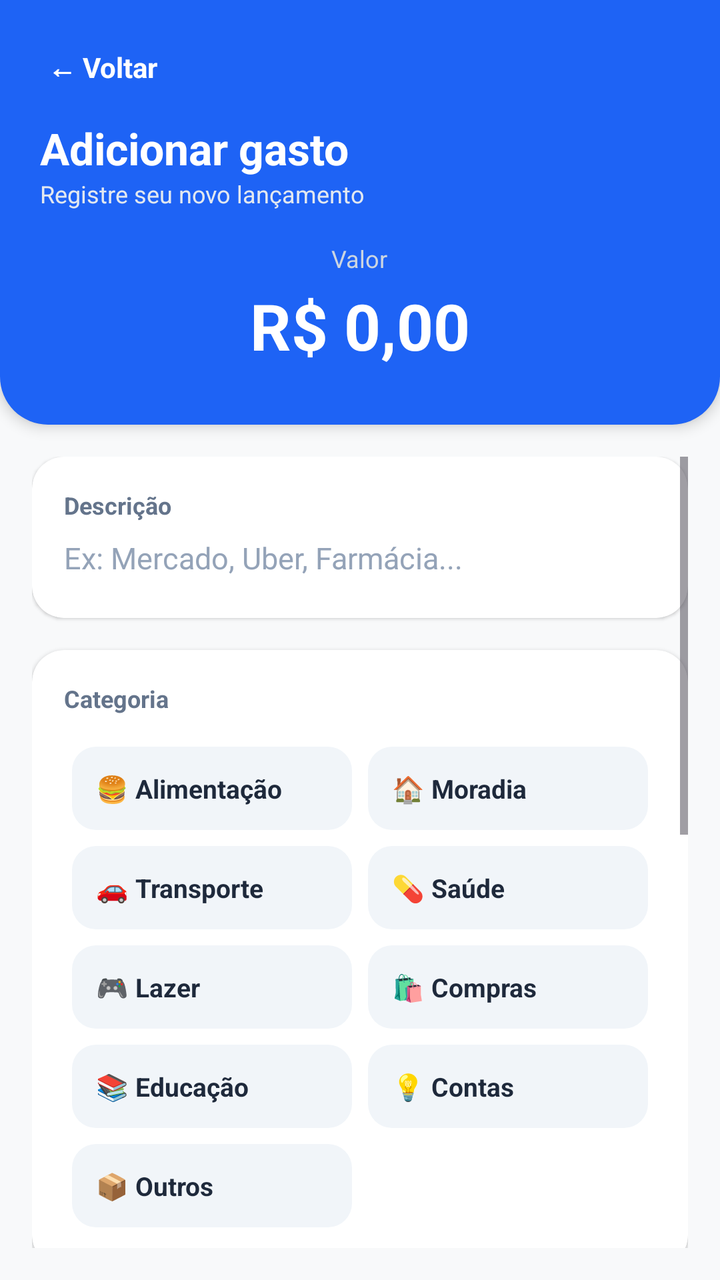
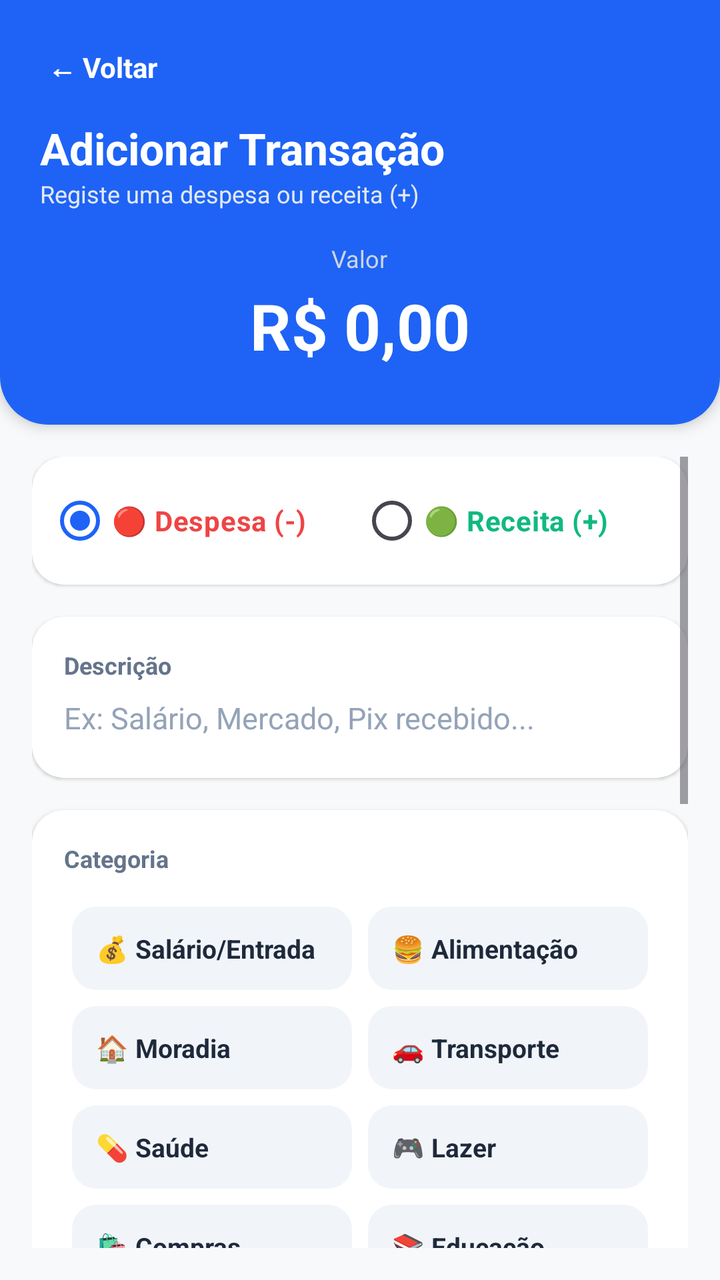

Two renders of the same Android screen: before a commit and after it. Below are the layout's source before the change and the commit's diff.
<!-- AndroidManifest.xml: application theme Theme.MeuControle -->
<!-- res/layout/activity_adicionar_gasto.xml -->
<?xml version="1.0" encoding="utf-8"?>
<LinearLayout
    xmlns:android="http://schemas.android.com/apk/res/android"
    xmlns:app="http://schemas.android.com/apk/res-auto"
    android:layout_width="match_parent"
    android:layout_height="match_parent"
    android:orientation="vertical"
    android:background="#F8F9FA"
    android:fitsSystemWindows="true">

    
    <LinearLayout
        android:layout_width="match_parent"
        android:layout_height="wrap_content"
        android:orientation="vertical"
        android:background="@drawable/bg_header_blue"
        android:padding="20dp"
        android:elevation="4dp">

        <TextView
            android:id="@+id/btnVoltar"
            android:layout_width="wrap_content"
            android:layout_height="wrap_content"
            android:text="← Voltar"
            android:textColor="@android:color/white"
            android:textSize="14sp"
            android:textStyle="bold"
            android:background="?attr/selectableItemBackground"
            android:clickable="true"
            android:focusable="true"
            android:padding="4dp"
            android:layout_marginBottom="12dp" />

        <TextView
            android:layout_width="wrap_content"
            android:layout_height="wrap_content"
            android:text="Adicionar gasto"
            android:textSize="22sp"
            android:textStyle="bold"
            android:textColor="@android:color/white" />

        <TextView
            android:layout_width="wrap_content"
            android:layout_height="wrap_content"
            android:text="Registre seu novo lançamento"
            android:textSize="12sp"
            android:textColor="#E2E8F0"
            android:layout_marginBottom="16dp" />

        <TextView
            android:layout_width="wrap_content"
            android:layout_height="wrap_content"
            android:text="Valor"
            android:textSize="12sp"
            android:textColor="#CBD5E1"
            android:layout_gravity="center_horizontal" />

        <TextView
            android:id="@+id/txtValorDisplay"
            android:layout_width="wrap_content"
            android:layout_height="wrap_content"
            android:text="R$ 0,00"
            android:textSize="32sp"
            android:textStyle="bold"
            android:textColor="@android:color/white"
            android:layout_gravity="center_horizontal"
            android:layout_marginTop="4dp"
            android:layout_marginBottom="8dp" />

    </LinearLayout>

    <ScrollView
        android:layout_width="match_parent"
        android:layout_height="match_parent"
        android:fillViewport="true"
        android:padding="16dp">

        <LinearLayout
            android:layout_width="match_parent"
            android:layout_height="wrap_content"
            android:orientation="vertical">

            
            <androidx.cardview.widget.CardView
                android:layout_width="match_parent"
                android:layout_height="wrap_content"
                app:cardCornerRadius="16dp"
                app:cardElevation="1dp"
                app:cardBackgroundColor="@android:color/white"
                android:layout_marginBottom="16dp">

                <LinearLayout
                    android:layout_width="match_parent"
                    android:layout_height="wrap_content"
                    android:orientation="vertical"
                    android:padding="16dp">

                    <TextView
                        android:layout_width="wrap_content"
                        android:layout_height="wrap_content"
                        android:text="Descrição"
                        android:textSize="12sp"
                        android:textStyle="bold"
                        android:textColor="#64748B"
                        android:layout_marginBottom="8dp" />

                    <EditText
                        android:id="@+id/inputDescricao"
                        android:layout_width="match_parent"
                        android:layout_height="wrap_content"
                        android:hint="Ex: Mercado, Uber, Farmácia..."
                        android:textSize="15sp"
                        android:textColor="#1E293B"
                        android:textColorHint="#94A3B8"
                        android:background="@android:color/transparent"
                        android:inputType="textCapSentences"
                        android:maxLines="1"
                        android:paddingBottom="4dp" />
                </LinearLayout>
            </androidx.cardview.widget.CardView>

            
            <androidx.cardview.widget.CardView
                android:layout_width="match_parent"
                android:layout_height="wrap_content"
                app:cardCornerRadius="16dp"
                app:cardElevation="1dp"
                app:cardBackgroundColor="@android:color/white"
                android:layout_marginBottom="16dp">

                <LinearLayout
                    android:layout_width="match_parent"
                    android:layout_height="wrap_content"
                    android:orientation="vertical"
                    android:padding="16dp">

                    <TextView
                        android:layout_width="wrap_content"
                        android:layout_height="wrap_content"
                        android:text="Categoria"
                        android:textSize="12sp"
                        android:textStyle="bold"
                        android:textColor="#64748B"
                        android:layout_marginBottom="12dp" />

                    <GridLayout
                        android:layout_width="match_parent"
                        android:layout_height="wrap_content"
                        android:columnCount="2"
                        android:alignmentMode="alignMargins"
                        android:columnOrderPreserved="false">

                        <TextView android:id="@+id/catAlimentacao" android:layout_width="0dp" android:layout_height="wrap_content" android:layout_columnWeight="1" android:text="🍔 Alimentação" android:textSize="13sp" android:textStyle="bold" android:textColor="#1E293B" android:background="@drawable/bg_chip_selector" android:padding="12dp" android:layout_margin="4dp" android:gravity="center_vertical" android:clickable="true" android:focusable="true"/>
                        <TextView android:id="@+id/catMoradia" android:layout_width="0dp" android:layout_height="wrap_content" android:layout_columnWeight="1" android:text="🏠 Moradia" android:textSize="13sp" android:textStyle="bold" android:textColor="#1E293B" android:background="@drawable/bg_chip_selector" android:padding="12dp" android:layout_margin="4dp" android:gravity="center_vertical" android:clickable="true" android:focusable="true"/>
                        <TextView android:id="@+id/catTransporte" android:layout_width="0dp" android:layout_height="wrap_content" android:layout_columnWeight="1" android:text="🚗 Transporte" android:textSize="13sp" android:textStyle="bold" android:textColor="#1E293B" android:background="@drawable/bg_chip_selector" android:padding="12dp" android:layout_margin="4dp" android:gravity="center_vertical" android:clickable="true" android:focusable="true"/>
                        <TextView android:id="@+id/catSaude" android:layout_width="0dp" android:layout_height="wrap_content" android:layout_columnWeight="1" android:text="💊 Saúde" android:textSize="13sp" android:textStyle="bold" android:textColor="#1E293B" android:background="@drawable/bg_chip_selector" android:padding="12dp" android:layout_margin="4dp" android:gravity="center_vertical" android:clickable="true" android:focusable="true"/>
                        <TextView android:id="@+id/catLazer" android:layout_width="0dp" android:layout_height="wrap_content" android:layout_columnWeight="1" android:text="🎮 Lazer" android:textSize="13sp" android:textStyle="bold" android:textColor="#1E293B" android:background="@drawable/bg_chip_selector" android:padding="12dp" android:layout_margin="4dp" android:gravity="center_vertical" android:clickable="true" android:focusable="true"/>
                        <TextView android:id="@+id/catCompras" android:layout_width="0dp" android:layout_height="wrap_content" android:layout_columnWeight="1" android:text="🛍️ Compras" android:textSize="13sp" android:textStyle="bold" android:textColor="#1E293B" android:background="@drawable/bg_chip_selector" android:padding="12dp" android:layout_margin="4dp" android:gravity="center_vertical" android:clickable="true" android:focusable="true"/>
                        <TextView android:id="@+id/catEducacao" android:layout_width="0dp" android:layout_height="wrap_content" android:layout_columnWeight="1" android:text="📚 Educação" android:textSize="13sp" android:textStyle="bold" android:textColor="#1E293B" android:background="@drawable/bg_chip_selector" android:padding="12dp" android:layout_margin="4dp" android:gravity="center_vertical" android:clickable="true" android:focusable="true"/>
                        <TextView android:id="@+id/catContas" android:layout_width="0dp" android:layout_height="wrap_content" android:layout_columnWeight="1" android:text="💡 Contas" android:textSize="13sp" android:textStyle="bold" android:textColor="#1E293B" android:background="@drawable/bg_chip_selector" android:padding="12dp" android:layout_margin="4dp" android:gravity="center_vertical" android:clickable="true" android:focusable="true"/>
                        <TextView android:id="@+id/catOutros" android:layout_width="0dp" android:layout_height="wrap_content" android:layout_columnWeight="1" android:text="📦 Outros" android:textSize="13sp" android:textStyle="bold" android:textColor="#1E293B" android:background="@drawable/bg_chip_selector" android:padding="12dp" android:layout_margin="4dp" android:gravity="center_vertical" android:clickable="true" android:focusable="true"/>

                    </GridLayout>

                </LinearLayout>
            </androidx.cardview.widget.CardView>

            
            <LinearLayout
                android:layout_width="match_parent"
                android:layout_height="wrap_content"
                android:orientation="horizontal"
                android:weightSum="2"
                android:layout_marginBottom="16dp">

                
                <androidx.cardview.widget.CardView
                    android:layout_width="0dp"
                    android:layout_height="wrap_content"
                    android:layout_weight="1"
                    app:cardCornerRadius="16dp"
                    app:cardElevation="1dp"
                    app:cardBackgroundColor="@android:color/white"
                    android:layout_marginEnd="8dp">

                    <LinearLayout
                        android:id="@+id/layoutData"
                        android:layout_width="match_parent"
                        android:layout_height="wrap_content"
                        android:orientation="vertical"
                        android:padding="14dp"
                        android:clickable="true"
                        android:focusable="true"
                        android:background="?attr/selectableItemBackground">

                        <TextView
                            android:layout_width="wrap_content"
                            android:layout_height="wrap_content"
                            android:text="📅 Data"
                            android:textSize="12sp"
                            android:textStyle="bold"
                            android:textColor="#64748B"
                            android:layout_marginBottom="4dp" />

                        <TextView
                            android:id="@+id/txtDataSelecionada"
                            android:layout_width="wrap_content"
                            android:layout_height="wrap_content"
                            android:text="09/09/2026"
                            android:textSize="15sp"
                            android:textStyle="bold"
                            android:textColor="#1E293B" />
                    </LinearLayout>
                </androidx.cardview.widget.CardView>

                
                <androidx.cardview.widget.CardView
                    android:layout_width="0dp"
                    android:layout_height="wrap_content"
                    android:layout_weight="1"
                    app:cardCornerRadius="16dp"
                    app:cardElevation="1dp"
                    app:cardBackgroundColor="@android:color/white"
                    android:layout_marginStart="8dp">

                    <LinearLayout
                        android:id="@+id/layoutPagamento"
                        android:layout_width="match_parent"
                        android:layout_height="wrap_content"
                        android:orientation="vertical"
                        android:padding="14dp"
                        android:clickable="true"
                        android:focusable="true"
                        android:background="?attr/selectableItemBackground">

                        <TextView
                            android:layout_width="wrap_content"
                            android:layout_height="wrap_content"
                            android:text="💳 Pagamento"
                            android:textSize="12sp"
                            android:textStyle="bold"
                            android:textColor="#64748B"
                            android:layout_marginBottom="4dp" />

                        <TextView
                            android:id="@+id/txtPagamentoSelecionado"
                            android:layout_width="wrap_content"
                            android:layout_height="wrap_content"
                            android:text="Débito ▼"
                            android:textSize="15sp"
                            android:textStyle="bold"
                            android:textColor="#1E293B" />
                    </LinearLayout>
                </androidx.cardview.widget.CardView>

            </LinearLayout>

            
            <androidx.cardview.widget.CardView
                android:layout_width="match_parent"
                android:layout_height="wrap_content"
                app:cardCornerRadius="16dp"
                app:cardElevation="1dp"
                app:cardBackgroundColor="@android:color/white"
                android:layout_marginBottom="20dp">

                <GridLayout
                    android:layout_width="match_parent"
                    android:layout_height="wrap_content"
                    android:columnCount="3"
                    android:alignmentMode="alignMargins"
                    android:columnOrderPreserved="false"
                    android:padding="12dp">

                    <com.google.android.material.button.MaterialButton android:id="@+id/btn1" style="@style/Widget.MaterialComponents.Button.UnelevatedButton" android:layout_width="0dp" android:layout_height="54dp" android:layout_columnWeight="1" android:layout_margin="4dp" android:text="1" android:textSize="20sp" android:textStyle="bold" android:textColor="#1E293B" app:backgroundTint="#F8F9FA" app:cornerRadius="12dp"/>
                    <com.google.android.material.button.MaterialButton android:id="@+id/btn2" style="@style/Widget.MaterialComponents.Button.UnelevatedButton" android:layout_width="0dp" android:layout_height="54dp" android:layout_columnWeight="1" android:layout_margin="4dp" android:text="2" android:textSize="20sp" android:textStyle="bold" android:textColor="#1E293B" app:backgroundTint="#F8F9FA" app:cornerRadius="12dp"/>
                    <com.google.android.material.button.MaterialButton android:id="@+id/btn3" style="@style/Widget.MaterialComponents.Button.UnelevatedButton" android:layout_width="0dp" android:layout_height="54dp" android:layout_columnWeight="1" android:layout_margin="4dp" android:text="3" android:textSize="20sp" android:textStyle="bold" android:textColor="#1E293B" app:backgroundTint="#F8F9FA" app:cornerRadius="12dp"/>

                    <com.google.android.material.button.MaterialButton android:id="@+id/btn4" style="@style/Widget.MaterialComponents.Button.UnelevatedButton" android:layout_width="0dp" android:layout_height="54dp" android:layout_columnWeight="1" android:layout_margin="4dp" android:text="4" android:textSize="20sp" android:textStyle="bold" android:textColor="#1E293B" app:backgroundTint="#F8F9FA" app:cornerRadius="12dp"/>
                    <com.google.android.material.button.MaterialButton android:id="@+id/btn5" style="@style/Widget.MaterialComponents.Button.UnelevatedButton" android:layout_width="0dp" android:layout_height="54dp" android:layout_columnWeight="1" android:layout_margin="4dp" android:text="5" android:textSize="20sp" android:textStyle="bold" android:textColor="#1E293B" app:backgroundTint="#F8F9FA" app:cornerRadius="12dp"/>
                    <com.google.android.material.button.MaterialButton android:id="@+id/btn6" style="@style/Widget.MaterialComponents.Button.UnelevatedButton" android:layout_width="0dp" android:layout_height="54dp" android:layout_columnWeight="1" android:layout_margin="4dp" android:text="6" android:textSize="20sp" android:textStyle="bold" android:textColor="#1E293B" app:backgroundTint="#F8F9FA" app:cornerRadius="12dp"/>

                    <com.google.android.material.button.MaterialButton android:id="@+id/btn7" style="@style/Widget.MaterialComponents.Button.UnelevatedButton" android:layout_width="0dp" android:layout_height="54dp" android:layout_columnWeight="1" android:layout_margin="4dp" android:text="7" android:textSize="20sp" android:textStyle="bold" android:textColor="#1E293B" app:backgroundTint="#F8F9FA" app:cornerRadius="12dp"/>
                    <com.google.android.material.button.MaterialButton android:id="@+id/btn8" style="@style/Widget.MaterialComponents.Button.UnelevatedButton" android:layout_width="0dp" android:layout_height="54dp" android:layout_columnWeight="1" android:layout_margin="4dp" android:text="8" android:textSize="20sp" android:textStyle="bold" android:textColor="#1E293B" app:backgroundTint="#F8F9FA" app:cornerRadius="12dp"/>
                    <com.google.android.material.button.MaterialButton android:id="@+id/btn9" style="@style/Widget.MaterialComponents.Button.UnelevatedButton" android:layout_width="0dp" android:layout_height="54dp" android:layout_columnWeight="1" android:layout_margin="4dp" android:text="9" android:textSize="20sp" android:textStyle="bold" android:textColor="#1E293B" app:backgroundTint="#F8F9FA" app:cornerRadius="12dp"/>

                    <com.google.android.material.button.MaterialButton android:id="@+id/btnDot" style="@style/Widget.MaterialComponents.Button.UnelevatedButton" android:layout_width="0dp" android:layout_height="54dp" android:layout_columnWeight="1" android:layout_margin="4dp" android:text="." android:textSize="20sp" android:textStyle="bold" android:textColor="#1E293B" app:backgroundTint="#F8F9FA" app:cornerRadius="12dp"/>
                    <com.google.android.material.button.MaterialButton android:id="@+id/btn0" style="@style/Widget.MaterialComponents.Button.UnelevatedButton" android:layout_width="0dp" android:layout_height="54dp" android:layout_columnWeight="1" android:layout_margin="4dp" android:text="0" android:textSize="20sp" android:textStyle="bold" android:textColor="#1E293B" app:backgroundTint="#F8F9FA" app:cornerRadius="12dp"/>
                    <com.google.android.material.button.MaterialButton android:id="@+id/btnDelete" style="@style/Widget.MaterialComponents.Button.UnelevatedButton" android:layout_width="0dp" android:layout_height="54dp" android:layout_columnWeight="1" android:layout_margin="4dp" android:text="⌫" android:textSize="20sp" android:textStyle="bold" android:textColor="#EF4444" app:backgroundTint="#F8F9FA" app:cornerRadius="12dp"/>

                </GridLayout>
            </androidx.cardview.widget.CardView>

            
            <Button
                android:id="@+id/btnSalvarGasto"
                android:layout_width="match_parent"
                android:layout_height="56dp"
                android:text="Adicionar gasto"
                android:textSize="16sp"
                android:textStyle="bold"
                android:textColor="@android:color/white"
                app:backgroundTint="#1E63F5"
                app:cornerRadius="16dp"
                android:elevation="4dp"
                android:layout_marginBottom="24dp" />

        </LinearLayout>
    </ScrollView>

</LinearLayout>
<!-- resources referenced by this layout -->
<resources>
  <!-- drawable bg_chip_selector (drawable) -->
  <?xml version="1.0" encoding="utf-8"?>
  <selector xmlns:android="http://schemas.android.com/apk/res/android">
      <item android:state_selected="true">
          <shape android:shape="rectangle">
              <solid android:color="#EFF6FF"/>
              <stroke android:width="2dp" android:color="#1E63F5"/>
              <corners android:radius="12dp"/>
          </shape>
      </item>
      <item>
          <shape android:shape="rectangle">
              <solid android:color="#F1F5F9"/>
              <corners android:radius="12dp"/>
          </shape>
      </item>
  </selector>
  <!-- drawable bg_header_blue (drawable) -->
  <?xml version="1.0" encoding="utf-8"?>
  <shape xmlns:android="http://schemas.android.com/apk/res/android"
      android:shape="rectangle">
      <solid android:color="#1E63F5"/>
      <corners
          android:bottomLeftRadius="24dp"
          android:bottomRightRadius="24dp"/>
  </shape>
  <style name="Theme.MeuControle" parent="Base.Theme.MeuControle" />
  <style name="Base.Theme.MeuControle" parent="Theme.Material3.DayNight.NoActionBar">
          
          <item name="colorPrimary">#1E63F5</item>
          <item name="colorOnPrimary">@android:color/white</item>
  
          
          <item name="android:statusBarColor">#1E63F5</item>
  
          
          <item name="colorSecondary">#1E63F5</item>
      </style>
</resources>

<!-- the commit's change to res/layout/activity_adicionar_gasto.xml (unified diff, before → after) -->
@@ -34,7 +34,7 @@
         <TextView
             android:layout_width="wrap_content"
             android:layout_height="wrap_content"
-            android:text="Adicionar gasto"
+            android:text="Adicionar Transação"
             android:textSize="22sp"
             android:textStyle="bold"
             android:textColor="@android:color/white" />
@@ -42,7 +42,7 @@
         <TextView
             android:layout_width="wrap_content"
             android:layout_height="wrap_content"
-            android:text="Registre seu novo lançamento"
+            android:text="Registe uma despesa ou receita (+)"
             android:textSize="12sp"
             android:textColor="#E2E8F0"
             android:layout_marginBottom="16dp" />
@@ -89,6 +89,47 @@
                 app:cardBackgroundColor="@android:color/white"
                 android:layout_marginBottom="16dp">
 
+                <RadioGroup
+                    android:id="@+id/rgTipoTransacao"
+                    android:layout_width="match_parent"
+                    android:layout_height="wrap_content"
+                    android:orientation="horizontal"
+                    android:weightSum="2"
+                    android:padding="8dp">
+
+                    <RadioButton
+                        android:id="@+id/rbDespesa"
+                        android:layout_width="0dp"
+                        android:layout_height="wrap_content"
+                        android:layout_weight="1"
+                        android:checked="true"
+                        android:text="🔴 Despesa (-)"
+                        android:textColor="#EF4444"
+                        android:textStyle="bold"
+                        android:buttonTint="#EF4444" />
+
+                    <RadioButton
+                        android:id="@+id/rbReceita"
+                        android:layout_width="0dp"
+                        android:layout_height="wrap_content"
+                        android:layout_weight="1"
+                        android:text="🟢 Receita (+)"
+                        android:textColor="#10B981"
+                        android:textStyle="bold"
+                        android:buttonTint="#10B981" />
+
+                </RadioGroup>
+            </androidx.cardview.widget.CardView>
+
+            
+            <androidx.cardview.widget.CardView
+                android:layout_width="match_parent"
+                android:layout_height="wrap_content"
+                app:cardCornerRadius="16dp"
+                app:cardElevation="1dp"
+                app:cardBackgroundColor="@android:color/white"
+                android:layout_marginBottom="16dp">
+
                 <LinearLayout
                     android:layout_width="match_parent"
                     android:layout_height="wrap_content"
@@ -108,7 +149,7 @@
                         android:id="@+id/inputDescricao"
                         android:layout_width="match_parent"
                         android:layout_height="wrap_content"
-                        android:hint="Ex: Mercado, Uber, Farmácia..."
+                        android:hint="Ex: Salário, Mercado, Pix recebido..."
                         android:textSize="15sp"
                         android:textColor="#1E293B"
                         android:textColorHint="#94A3B8"
@@ -150,6 +191,7 @@
                         android:alignmentMode="alignMargins"
                         android:columnOrderPreserved="false">
 
+                        <TextView android:id="@+id/catSalario" android:layout_width="0dp" android:layout_height="wrap_content" android:layout_columnWeight="1" android:text="💰 Salário/Entrada" android:textSize="13sp" android:textStyle="bold" android:textColor="#1E293B" android:background="@drawable/bg_chip_selector" android:padding="12dp" android:layout_margin="4dp" android:gravity="center_vertical" android:clickable="true" android:focusable="true"/>
                         <TextView android:id="@+id/catAlimentacao" android:layout_width="0dp" android:layout_height="wrap_content" android:layout_columnWeight="1" android:text="🍔 Alimentação" android:textSize="13sp" android:textStyle="bold" android:textColor="#1E293B" android:background="@drawable/bg_chip_selector" android:padding="12dp" android:layout_margin="4dp" android:gravity="center_vertical" android:clickable="true" android:focusable="true"/>
                         <TextView android:id="@+id/catMoradia" android:layout_width="0dp" android:layout_height="wrap_content" android:layout_columnWeight="1" android:text="🏠 Moradia" android:textSize="13sp" android:textStyle="bold" android:textColor="#1E293B" android:background="@drawable/bg_chip_selector" android:padding="12dp" android:layout_margin="4dp" android:gravity="center_vertical" android:clickable="true" android:focusable="true"/>
                         <TextView android:id="@+id/catTransporte" android:layout_width="0dp" android:layout_height="wrap_content" android:layout_columnWeight="1" android:text="🚗 Transporte" android:textSize="13sp" android:textStyle="bold" android:textColor="#1E293B" android:background="@drawable/bg_chip_selector" android:padding="12dp" android:layout_margin="4dp" android:gravity="center_vertical" android:clickable="true" android:focusable="true"/>
@@ -296,7 +338,7 @@
                 android:id="@+id/btnSalvarGasto"
                 android:layout_width="match_parent"
                 android:layout_height="56dp"
-                android:text="Adicionar gasto"
+                android:text="Guardar Transação"
                 android:textSize="16sp"
                 android:textStyle="bold"
                 android:textColor="@android:color/white"
